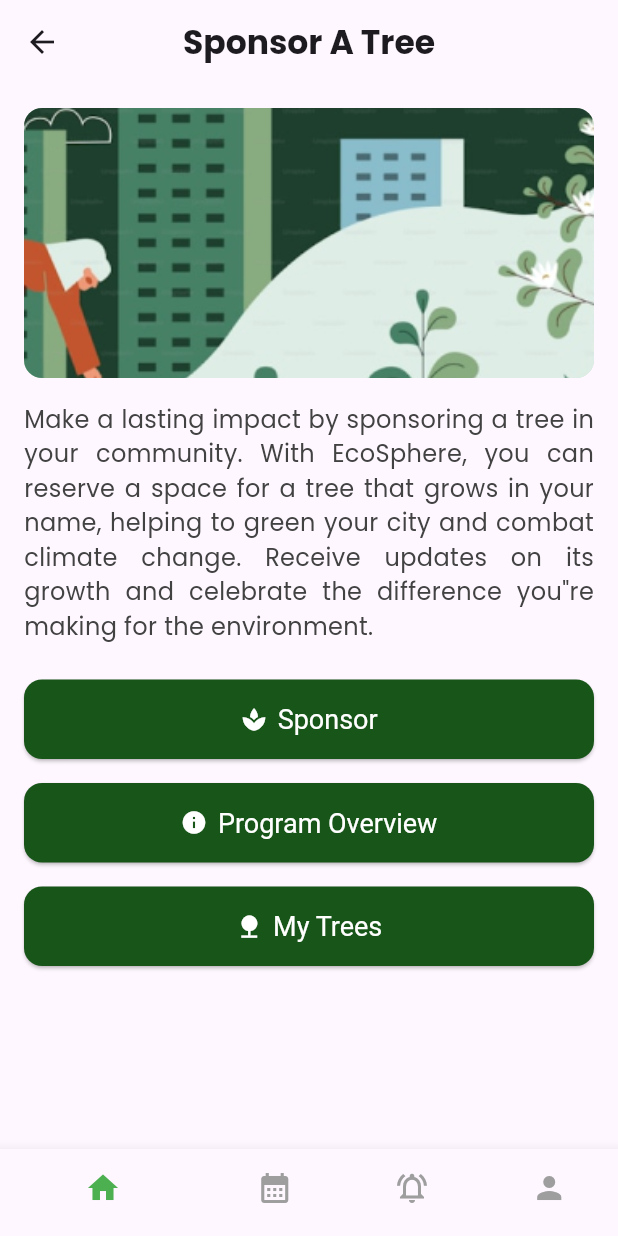
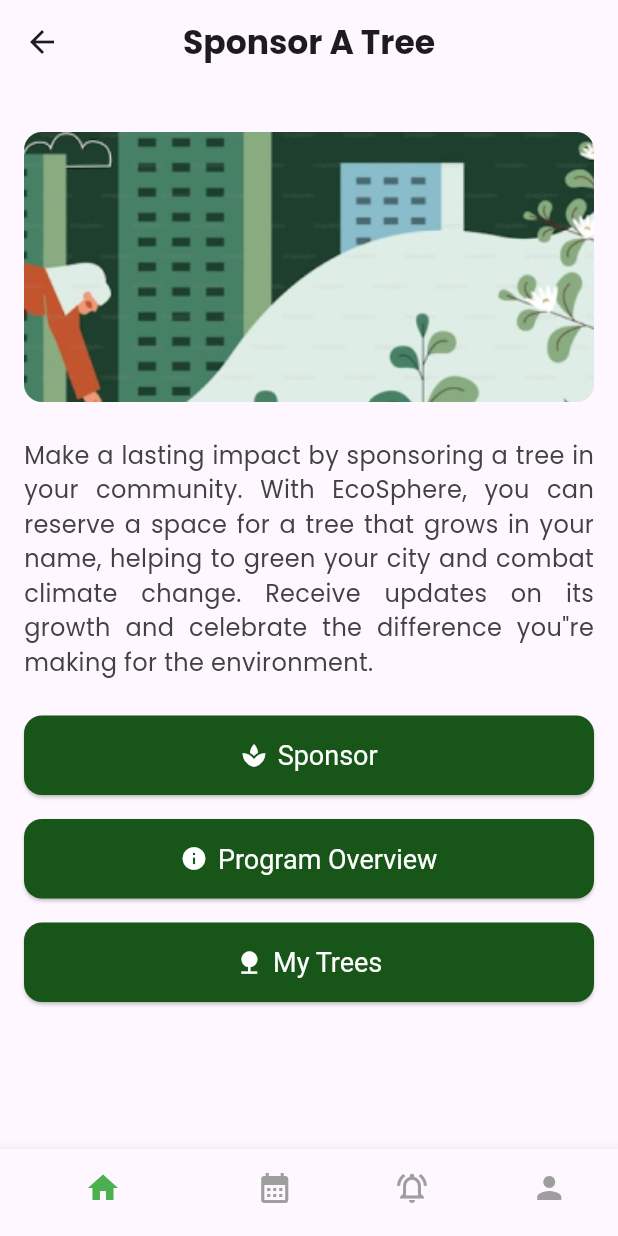
Before and after one commit to BilalR4M/EcoSpere, a Flutter app: the SponsorTreePage screen opened by its route, on a phone screen of 412 x 824 dp. Run offline on Flutter 3.47's test engine with Material 3 defaults, Android fonts, the phone set to English and light mode, and no system bars; our stand-ins replace cloud_firestore, firebase_auth, firebase_core, flutter_svg, fluttertoast, go_router and 2 more; accounts and stored records are empty.

Commit message:
plant sponsor page

```diff
--- a/lib/pages/sponsor_tree.dart
+++ b/lib/pages/sponsor_tree.dart
@@ -21,6 +21,7 @@ class SponsorTreePage extends StatelessWidget {
         padding: const EdgeInsets.all(16.0),
         child: Column(
           children: [
+            const SizedBox(height: 16), // Add this line
             // Image Placeholder
             Container(
               height: 180,
@@ -37,7 +38,7 @@ class SponsorTreePage extends StatelessWidget {
                 child: SizedBox.shrink(),
               ),
             ),
-            const SizedBox(height: 16),
+            const SizedBox(height: 24),
 
             // Description text
             Text(
```
